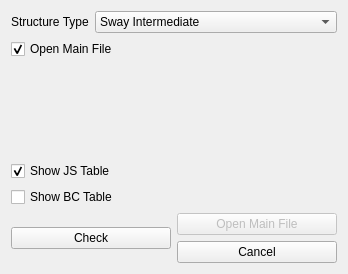
First picture: the form in widgets/control/control_joint_shear_bc.ui, repository ebrahimraeyat/civilTools, before the edit.
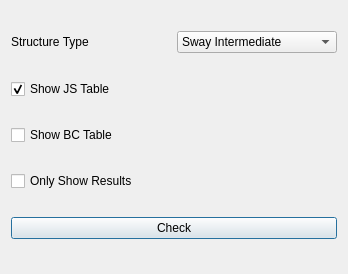
Second picture: the form after the edit. Icons and pictures are not drawn.

Commit message: Let Only show the results of js

The edit to the form file:
```diff
--- a/widgets/control/control_joint_shear_bc.ui
+++ b/widgets/control/control_joint_shear_bc.ui
@@ -25,8 +25,8 @@
   </property>
   <layout class="QVBoxLayout" name="verticalLayout">
    <item>
-    <layout class="QFormLayout" name="formLayout">
-     <item row="0" column="0">
+    <layout class="QHBoxLayout" name="horizontalLayout">
+     <item>
       <widget class="QLabel" name="label_3">
        <property name="enabled">
         <bool>true</bool>
@@ -36,7 +36,7 @@
        </property>
       </widget>
      </item>
-     <item row="0" column="1">
+     <item>
       <widget class="QComboBox" name="structure_type_combobox">
        <item>
         <property name="text">
@@ -50,16 +50,6 @@
        </item>
       </widget>
      </item>
-     <item row="1" column="0" colspan="2">
-      <widget class="QCheckBox" name="open_main_file">
-       <property name="text">
-        <string>Open Main File</string>
-       </property>
-       <property name="checked">
-        <bool>true</bool>
-       </property>
-      </widget>
-     </item>
     </layout>
    </item>
    <item>
@@ -83,45 +73,19 @@
     </widget>
    </item>
    <item>
-    <layout class="QGridLayout" name="gridLayout">
-     <item row="0" column="1">
-      <widget class="QPushButton" name="open_main_file_button">
-       <property name="enabled">
+    <widget class="QCheckBox" name="only_show_results_checkbox">
+     <property name="toolTip">
+      <string>Do not Create Joint Shear File and only Show the Results</string>
+     </property>
+     <property name="text">
+      <string>Only Show Results</string>
+     </property>
+     <property name="checked">
         <bool>false</bool>
        </property>
-       <property name="text">
-        <string>Open Main File</string>
-       </property>
-       <property name="icon">
-        <iconset resource="../../civiltools.qrc">
-         <normaloff>:/civiltools/images/open.svg</normaloff>:/civiltools/images/open.svg</iconset>
-       </property>
-       <property name="iconSize">
-        <size>
-         <width>40</width>
-         <height>40</height>
-        </size>
-       </property>
-      </widget>
-     </item>
-     <item row="1" column="1">
-      <widget class="QPushButton" name="cancel_button">
-       <property name="text">
-        <string>Cancel</string>
-       </property>
-       <property name="icon">
-        <iconset resource="../../civiltools.qrc">
-         <normaloff>:/civiltools/images/cancel.svg</normaloff>:/civiltools/images/cancel.svg</iconset>
-       </property>
-       <property name="iconSize">
-        <size>
-         <width>40</width>
-         <height>40</height>
-        </size>
-       </property>
-      </widget>
-     </item>
-     <item row="0" column="0" rowspan="2">
+    </widget>
+   </item>
+   <item>
       <widget class="QPushButton" name="check">
        <property name="text">
         <string>Check</string>
@@ -137,8 +101,6 @@
         </size>
        </property>
       </widget>
-     </item>
-    </layout>
    </item>
   </layout>
  </widget>
```
Left out of the diff: 6 changed lines with no effect on the pictures. Lines whose indentation alone changed are shown as unchanged. The commit also changes 3 other files.
